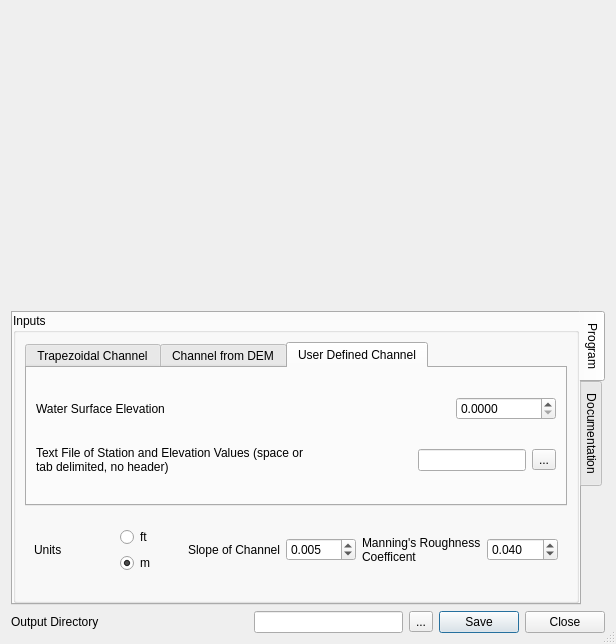
Above: flow_estimator_dialog_base.ui from AlisterH/QGISflowEstimator before the change. Below: the same form after it.
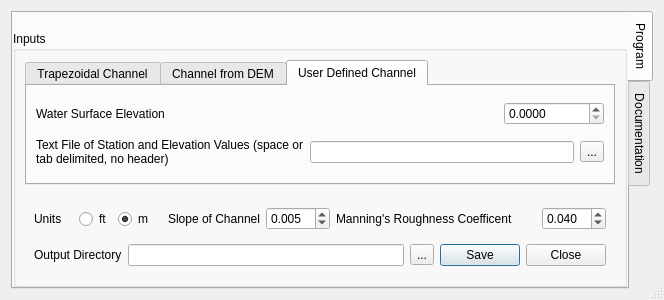
That is the form after the change. The open tabs and pages were chosen to show the change.

The edit to the form file:
```diff
--- a/flow_estimator_dialog_base.ui
+++ b/flow_estimator_dialog_base.ui
@@ -7,7 +7,7 @@
     <x>0</x>
     <y>0</y>
     <width>616</width>
-    <height>644</height>
+    <height>547</height>
    </rect>
   </property>
   <property name="windowTitle">
@@ -18,23 +18,8 @@
   </property>
   <layout class="QVBoxLayout" name="verticalLayout_2">
    <property name="sizeConstraint">
-    <enum>QLayout::SetMinimumSize</enum>
+    <enum>QLayout::SetFixedSize</enum>
    </property>
-   <item>
-    <widget class="QWidget" name="widget_3" native="true">
-     <property name="minimumSize">
-      <size>
-       <width>0</width>
-       <height>304</height>
-      </size>
-     </property>
-     <layout class="QHBoxLayout" name="horizontalLayout_4">
-      <item>
-       <layout class="QVBoxLayout" name="vLayout"/>
-      </item>
-     </layout>
-    </widget>
-   </item>
    <item>
     <widget class="QTabWidget" name="tabWidget_2">
      <property name="tabPosition">
@@ -63,6 +48,25 @@
        <property name="spacing">
         <number>0</number>
        </property>
+       <item row="0" column="0">
+        <layout class="QVBoxLayout" name="vLayout">
+         <item>
+          <widget class="QWidget" name="widget_3" native="true">
+           <property name="minimumSize">
+            <size>
+             <width>0</width>
+             <height>304</height>
+            </size>
+           </property>
+           <layout class="QHBoxLayout" name="horizontalLayout_4">
+            <property name="sizeConstraint">
+             <enum>QLayout::SetFixedSize</enum>
+            </property>
+           </layout>
+          </widget>
+         </item>
+        </layout>
+       </item>
        <item row="1" column="0">
         <widget class="QGroupBox" name="groupBox_2">
          <property name="maximumSize">
@@ -80,7 +84,7 @@
             <property name="minimumSize">
              <size>
               <width>0</width>
-              <height>164</height>
+              <height>0</height>
              </size>
             </property>
             <property name="currentIndex">
@@ -91,16 +95,10 @@
               <string>Trapezoidal Channel</string>
              </attribute>
              <layout class="QGridLayout" name="gridLayout_2">
-              <item row="1" column="4">
-               <widget class="QDoubleSpinBox" name="rightSS">
-                <property name="minimum">
-                 <double>0.010000000000000</double>
-                </property>
-                <property name="singleStep">
-                 <double>0.250000000000000</double>
-                </property>
-                <property name="value">
-                 <double>2.000000000000000</double>
+              <item row="0" column="0">
+               <widget class="QLabel" name="label_3">
+                <property name="text">
+                 <string>Water Depth</string>
                 </property>
                </widget>
               </item>
@@ -117,6 +115,32 @@
                 </property>
                </widget>
               </item>
+              <item row="1" column="3">
+               <widget class="QLabel" name="label_4">
+                <property name="text">
+                 <string>Right Side Slope (width/height ratio)</string>
+                </property>
+                <property name="wordWrap">
+                 <bool>true</bool>
+                </property>
+               </widget>
+              </item>
+              <item row="0" column="1">
+               <widget class="QDoubleSpinBox" name="depth">
+                <property name="decimals">
+                 <number>4</number>
+                </property>
+                <property name="minimum">
+                 <double>0.010000000000000</double>
+                </property>
+                <property name="singleStep">
+                 <double>0.050000000000000</double>
+                </property>
+                <property name="value">
+                 <double>5.000000000000000</double>
+                </property>
+               </widget>
+              </item>
               <item row="0" column="4">
                <widget class="QDoubleSpinBox" name="botWidth">
                 <property name="decimals">
@@ -136,46 +160,6 @@
                 </property>
                </widget>
               </item>
-              <item row="0" column="1">
-               <widget class="QDoubleSpinBox" name="depth">
-                <property name="decimals">
-                 <number>4</number>
-                </property>
-                <property name="minimum">
-                 <double>0.010000000000000</double>
-                </property>
-                <property name="singleStep">
-                 <double>0.050000000000000</double>
-                </property>
-                <property name="value">
-                 <double>5.000000000000000</double>
-                </property>
-               </widget>
-              </item>
-              <item row="0" column="3">
-               <widget class="QLabel" name="label">
-                <property name="text">
-                 <string>Bottom Width</string>
-                </property>
-               </widget>
-              </item>
-              <item row="0" column="0">
-               <widget class="QLabel" name="label_3">
-                <property name="text">
-                 <string>Water Depth</string>
-                </property>
-               </widget>
-              </item>
-              <item row="1" column="3">
-               <widget class="QLabel" name="label_4">
-                <property name="text">
-                 <string>Right Side Slope (width/height ratio)</string>
-                </property>
-                <property name="wordWrap">
-                 <bool>true</bool>
-                </property>
-               </widget>
-              </item>
               <item row="1" column="0">
                <widget class="QLabel" name="label_2">
                 <property name="text">
@@ -186,6 +170,26 @@
                 </property>
                </widget>
               </item>
+              <item row="1" column="4">
+               <widget class="QDoubleSpinBox" name="rightSS">
+                <property name="minimum">
+                 <double>0.010000000000000</double>
+                </property>
+                <property name="singleStep">
+                 <double>0.250000000000000</double>
+                </property>
+                <property name="value">
+                 <double>2.000000000000000</double>
+                </property>
+               </widget>
+              </item>
+              <item row="0" column="3">
+               <widget class="QLabel" name="label">
+                <property name="text">
+                 <string>Bottom Width</string>
+                </property>
+               </widget>
+              </item>
              </layout>
             </widget>
             <widget class="QWidget" name="tabSample">
@@ -207,12 +211,12 @@
                   <property name="decimals">
                    <number>4</number>
                   </property>
-                  <property name="maximum">
-                   <double>999999.000000000000000</double>
-                  </property>
                   <property name="minimum">
                    <double>-999999.000000000000000</double>
                   </property>
+                  <property name="maximum">
+                   <double>999999.000000000000000</double>
+                  </property>
                   <property name="singleStep">
                    <double>0.050000000000000</double>
                   </property>
@@ -226,7 +230,14 @@
                  </widget>
                 </item>
                 <item>
-                 <widget class="QComboBox" name="cbDEM"/>
+                 <widget class="QComboBox" name="cbDEM">
+                  <property name="sizePolicy">
+                   <sizepolicy hsizetype="Preferred" vsizetype="Fixed">
+                    <horstretch>100</horstretch>
+                    <verstretch>0</verstretch>
+                   </sizepolicy>
+                  </property>
+                 </widget>
                 </item>
                </layout>
               </item>
@@ -325,20 +336,14 @@
                  </widget>
                 </item>
                 <item>
-                 <spacer name="horizontalSpacer_2">
-                  <property name="orientation">
-                   <enum>Qt::Horizontal</enum>
+                 <widget class="QLineEdit" name="inputFile">
+                  <property name="sizePolicy">
+                   <sizepolicy hsizetype="Expanding" vsizetype="Fixed">
+                    <horstretch>100</horstretch>
+                    <verstretch>0</verstretch>
+                   </sizepolicy>
                   </property>
-                  <property name="sizeHint" stdset="0">
-                   <size>
-                    <width>40</width>
-                    <height>20</height>
-                   </size>
-                  </property>
-                 </spacer>
-                </item>
-                <item>
-                 <widget class="QLineEdit" name="inputFile"/>
+                 </widget>
                 </item>
                 <item>
                  <widget class="QToolButton" name="btnLoadTXT">
@@ -361,9 +366,134 @@
               <height>14</height>
              </size>
             </property>
-            <layout class="QGridLayout" name="gridLayout_3">
+            <layout class="QGridLayout" name="gridLayout_3" rowstretch="0,0" columnstretch="0,0,0,0,0,0">
+             <item row="1" column="0" colspan="6">
+              <layout class="QHBoxLayout" name="horizontalLayout_5" stretch="0,0,0,0">
+               <property name="sizeConstraint">
+                <enum>QLayout::SetDefaultConstraint</enum>
+               </property>
+               <item>
+                <widget class="QLabel" name="label_12">
+                 <property name="text">
+                  <string>Output Directory</string>
+                 </property>
+                </widget>
+               </item>
+               <item>
+                <widget class="QLineEdit" name="outputDir">
+                 <property name="sizePolicy">
+                  <sizepolicy hsizetype="Expanding" vsizetype="Fixed">
+                   <horstretch>100</horstretch>
+                   <verstretch>0</verstretch>
+                  </sizepolicy>
+                 </property>
+                 <property name="minimumSize">
+                  <size>
+                   <width>0</width>
+                   <height>0</height>
+                  </size>
+                 </property>
+                 <property name="baseSize">
+                  <size>
+                   <width>0</width>
+                   <height>0</height>
+                  </size>
+                 </property>
+                </widget>
+               </item>
+               <item>
+                <widget class="QToolButton" name="btnBrowse">
+                 <property name="text">
+                  <string>...</string>
+                 </property>
+                </widget>
+               </item>
+               <item>
+                <widget class="QDialogButtonBox" name="buttonBox">
+                 <property name="maximumSize">
+                  <size>
+                   <width>16777215</width>
+                   <height>16777215</height>
+                  </size>
+                 </property>
+                 <property name="orientation">
+                  <enum>Qt::Horizontal</enum>
+                 </property>
+                 <property name="standardButtons">
+                  <set>QDialogButtonBox::Close|QDialogButtonBox::Save</set>
+                 </property>
+                </widget>
+               </item>
+              </layout>
+             </item>
+             <item row="0" column="3">
+              <widget class="QDoubleSpinBox" name="slope">
+               <property name="decimals">
+                <number>3</number>
+               </property>
+               <property name="minimum">
+                <double>0.000000000000000</double>
+               </property>
+               <property name="singleStep">
+                <double>0.005000000000000</double>
+               </property>
+               <property name="value">
+                <double>0.005000000000000</double>
+               </property>
+              </widget>
+             </item>
+             <item row="0" column="4">
+              <widget class="QLabel" name="label_6">
+               <property name="sizePolicy">
+                <sizepolicy hsizetype="Expanding" vsizetype="Preferred">
+                 <horstretch>0</horstretch>
+                 <verstretch>0</verstretch>
+                </sizepolicy>
+               </property>
+               <property name="minimumSize">
+                <size>
+                 <width>200</width>
+                 <height>0</height>
+                </size>
+               </property>
+               <property name="text">
+                <string>Manning's Roughness Coefficent</string>
+               </property>
+               <property name="wordWrap">
+                <bool>true</bool>
+               </property>
+               <property name="indent">
+                <number>-1</number>
+               </property>
+              </widget>
+             </item>
+             <item row="0" column="5">
+              <widget class="QDoubleSpinBox" name="n">
+               <property name="decimals">
+                <number>3</number>
+               </property>
+               <property name="minimum">
+                <double>0.001000000000000</double>
+               </property>
+               <property name="singleStep">
+                <double>0.005000000000000</double>
+               </property>
+               <property name="value">
+                <double>0.040000000000000</double>
+               </property>
+              </widget>
+             </item>
              <item row="0" column="0">
               <widget class="QLabel" name="label_10">
+               <property name="enabled">
+                <bool>true</bool>
+               </property>
+               <property name="sizePolicy">
+                <sizepolicy hsizetype="Expanding" vsizetype="Preferred">
+                 <horstretch>0</horstretch>
+                 <verstretch>0</verstretch>
+                </sizepolicy>
+               </property>
                <property name="text">
                 <string>Units</string>
                </property>
@@ -385,7 +515,7 @@
                   </property>
                  </widget>
                 </item>
-                <item row="1" column="0">
+                <item row="0" column="1">
                  <widget class="QRadioButton" name="m">
                   <property name="text">
                    <string>m</string>
@@ -398,48 +528,6 @@
                </layout>
               </widget>
              </item>
-             <item row="0" column="4">
-              <widget class="QLabel" name="label_6">
-               <property name="text">
-                <string>Manning's Roughness Coefficent</string>
-               </property>
-               <property name="wordWrap">
-                <bool>true</bool>
-               </property>
-              </widget>
-             </item>
-             <item row="0" column="5">
-              <widget class="QDoubleSpinBox" name="n">
-               <property name="decimals">
-                <number>3</number>
-               </property>
-               <property name="minimum">
-                <double>0.001000000000000</double>
-               </property>
-               <property name="singleStep">
-                <double>0.005000000000000</double>
-               </property>
-               <property name="value">
-                <double>0.040000000000000</double>
-               </property>
-              </widget>
-             </item>
-             <item row="0" column="3">
-              <widget class="QDoubleSpinBox" name="slope">
-               <property name="decimals">
-                <number>3</number>
-               </property>
-               <property name="minimum">
-                <double>0.000000000000000</double>
-               </property>
-               <property name="singleStep">
-                <double>0.005000000000000</double>
-               </property>
-               <property name="value">
-                <double>0.005000000000000</double>
-               </property>
-              </widget>
-             </item>
              <item row="0" column="2">
               <widget class="QLabel" name="label_5">
                <property name="minimumSize">
@@ -471,6 +559,9 @@
       <layout class="QVBoxLayout" name="verticalLayout_4">
        <item>
         <widget class="QTextBrowser" name="textBrowser">
+         <property name="autoFormatting">
+          <set>QTextEdit::AutoNone</set>
+         </property>
          <property name="html">
           <string>&lt;!DOCTYPE HTML PUBLIC &quot;-//W3C//DTD HTML 4.0//EN&quot; &quot;http://www.w3.org/TR/REC-html40/strict.dtd&quot;&gt;
 &lt;html&gt;&lt;head&gt;&lt;meta name=&quot;qrichtext&quot; content=&quot;1&quot; /&gt;&lt;style type=&quot;text/css&quot;&gt;
@@ -482,13 +573,13 @@
 &lt;p style=&quot;-qt-paragraph-type:empty; margin-top:0px; margin-bottom:0px; margin-left:0px; margin-right:0px; -qt-block-indent:0; text-indent:0px; font-family:'.Helvetica Neue DeskInterface'; font-size:13pt; font-weight:600;&quot;&gt;&lt;br /&gt;&lt;/p&gt;
 &lt;p style=&quot; margin-top:0px; margin-bottom:0px; margin-left:0px; margin-right:0px; -qt-block-indent:0; text-indent:0px;&quot;&gt;&lt;span style=&quot; font-family:'.Helvetica Neue DeskInterface'; font-size:13pt;&quot;&gt;This plugin calculates flow and velocity using the Manning equation for uniform, steady flow.  &lt;/span&gt;&lt;span style=&quot; font-family:'.Helvetica Neue DeskInterface'; font-size:13pt; font-weight:600;&quot;&gt;If you've never heard of the Manning equation or taken a course in open channel hydraulics you won't understand what this tool is doing&lt;/span&gt;&lt;span style=&quot; font-family:'.Helvetica Neue DeskInterface'; font-size:13pt;&quot;&gt;.&lt;/span&gt;&lt;/p&gt;
 &lt;p style=&quot;-qt-paragraph-type:empty; margin-top:0px; margin-bottom:0px; margin-left:0px; margin-right:0px; -qt-block-indent:0; text-indent:0px; font-family:'.Helvetica Neue DeskInterface'; font-size:13pt;&quot;&gt;&lt;br /&gt;&lt;/p&gt;
-&lt;p style=&quot; margin-top:0px; margin-bottom:0px; margin-left:0px; margin-right:0px; -qt-block-indent:0; text-indent:0px;&quot;&gt;&lt;span style=&quot; font-family:'.Helvetica Neue DeskInterface'; font-size:13pt;&quot;&gt;If you are familar with open channel hydraulics and want a quick refresher check out this information from the Univeristy of Delaware:&lt;/span&gt;&lt;/p&gt;
+&lt;p style=&quot; margin-top:0px; margin-bottom:0px; margin-left:0px; margin-right:0px; -qt-block-indent:0; text-indent:0px;&quot;&gt;&lt;span style=&quot; font-family:'.Helvetica Neue DeskInterface'; font-size:13pt;&quot;&gt;If you are familar with open channel hydraulics and want a quick refresher check out this information from the University of Delaware:&lt;/span&gt;&lt;/p&gt;
 &lt;p style=&quot;-qt-paragraph-type:empty; margin-top:0px; margin-bottom:0px; margin-left:0px; margin-right:0px; -qt-block-indent:0; text-indent:0px; font-family:'.Helvetica Neue DeskInterface'; font-size:13pt;&quot;&gt;&lt;br /&gt;&lt;/p&gt;
-&lt;p style=&quot; margin-top:0px; margin-bottom:0px; margin-left:0px; margin-right:0px; -qt-block-indent:0; text-indent:0px;&quot;&gt;&lt;span style=&quot; font-family:'.Helvetica Neue DeskInterface'; font-size:13pt;&quot;&gt;http://udel.edu/~inamdar/EGTE215/Open_channel.pdf&lt;/span&gt;&lt;/p&gt;
+&lt;p style=&quot; margin-top:0px; margin-bottom:0px; margin-left:0px; margin-right:0px; -qt-block-indent:0; text-indent:0px;&quot;&gt;&lt;a href=&quot;http://web.archive.org/web/20160305025907/udel.edu/~inamdar/EGTE215/Open_channel.pdf&quot;&gt;&lt;span style=&quot; font-size:8pt; text-decoration: underline; color:#0000ff;&quot;&gt;http://web.archive.org/web/20160305025907/udel.edu/~inamdar/EGTE215/Open_channel.pdf&lt;/span&gt;&lt;/a&gt;&lt;/p&gt;
 &lt;p style=&quot;-qt-paragraph-type:empty; margin-top:0px; margin-bottom:0px; margin-left:0px; margin-right:0px; -qt-block-indent:0; text-indent:0px; font-family:'.Helvetica Neue DeskInterface'; font-size:13pt;&quot;&gt;&lt;br /&gt;&lt;/p&gt;
 &lt;p style=&quot; margin-top:0px; margin-bottom:0px; margin-left:0px; margin-right:0px; -qt-block-indent:0; text-indent:0px;&quot;&gt;&lt;span style=&quot; font-family:'.Helvetica Neue DeskInterface'; font-size:13pt;&quot;&gt;A great reference for Mannings n values can be found from the USGS here:&lt;/span&gt;&lt;/p&gt;
 &lt;p style=&quot;-qt-paragraph-type:empty; margin-top:0px; margin-bottom:0px; margin-left:0px; margin-right:0px; -qt-block-indent:0; text-indent:0px; font-family:'.Helvetica Neue DeskInterface'; font-size:13pt;&quot;&gt;&lt;br /&gt;&lt;/p&gt;
-&lt;p style=&quot; margin-top:0px; margin-bottom:0px; margin-left:0px; margin-right:0px; -qt-block-indent:0; text-indent:0px;&quot;&gt;&lt;span style=&quot; font-family:'.Helvetica Neue DeskInterface'; font-size:13pt;&quot;&gt;http://pubs.usgs.gov/wsp/2339/report.pdf&lt;/span&gt;&lt;/p&gt;
+&lt;p style=&quot; margin-top:0px; margin-bottom:0px; margin-left:0px; margin-right:0px; -qt-block-indent:0; text-indent:0px;&quot;&gt;&lt;a href=&quot;http://pubs.usgs.gov/wsp/2339/report.pdf&quot;&gt;&lt;span style=&quot; font-size:8pt; text-decoration: underline; color:#0000ff;&quot;&gt;http://pubs.usgs.gov/wsp/2339/report.pdf&lt;/span&gt;&lt;/a&gt;&lt;/p&gt;
 &lt;p style=&quot;-qt-paragraph-type:empty; margin-top:0px; margin-bottom:0px; margin-left:0px; margin-right:0px; -qt-block-indent:0; text-indent:0px; font-family:'.Helvetica Neue DeskInterface'; font-size:13pt;&quot;&gt;&lt;br /&gt;&lt;/p&gt;
 &lt;p style=&quot; margin-top:0px; margin-bottom:0px; margin-left:0px; margin-right:0px; -qt-block-indent:0; text-indent:0px;&quot;&gt;&lt;span style=&quot; font-family:'.Helvetica Neue DeskInterface'; font-size:13pt; font-weight:600;&quot;&gt;User Defined Cross Section&lt;/span&gt;&lt;/p&gt;
 &lt;p style=&quot;-qt-paragraph-type:empty; margin-top:0px; margin-bottom:0px; margin-left:0px; margin-right:0px; -qt-block-indent:0; text-indent:0px; font-family:'.Helvetica Neue DeskInterface'; font-size:13pt;&quot;&gt;&lt;br /&gt;&lt;/p&gt;
@@ -504,62 +595,15 @@
 &lt;p style=&quot;-qt-paragraph-type:empty; margin-top:0px; margin-bottom:0px; margin-left:0px; margin-right:0px; -qt-block-indent:0; text-indent:0px; font-family:'.Helvetica Neue DeskInterface'; font-size:13pt;&quot;&gt;&lt;br /&gt;&lt;/p&gt;
 &lt;p style=&quot;-qt-paragraph-type:empty; margin-top:0px; margin-bottom:0px; margin-left:0px; margin-right:0px; -qt-block-indent:0; text-indent:0px; font-family:'.Helvetica Neue DeskInterface'; font-size:18pt; font-weight:600;&quot;&gt;&lt;br /&gt;&lt;/p&gt;&lt;/body&gt;&lt;/html&gt;</string>
          </property>
+         <property name="openExternalLinks">
+          <bool>true</bool>
+         </property>
         </widget>
        </item>
       </layout>
      </widget>
     </widget>
    </item>
-   <item>
-    <layout class="QHBoxLayout" name="horizontalLayout_5">
-     <item>
-      <widget class="QLabel" name="label_12">
-       <property name="text">
-        <string>Output Directory</string>
-       </property>
-      </widget>
-     </item>
-     <item>
-      <spacer name="horizontalSpacer">
-       <property name="orientation">
-        <enum>Qt::Horizontal</enum>
-       </property>
-       <property name="sizeHint" stdset="0">
-        <size>
-         <width>40</width>
-         <height>20</height>
-        </size>
-       </property>
-      </spacer>
-     </item>
-     <item>
-      <widget class="QLineEdit" name="outputDir"/>
-     </item>
-     <item>
-      <widget class="QToolButton" name="btnBrowse">
-       <property name="text">
-        <string>...</string>
-       </property>
-      </widget>
-     </item>
-     <item>
-      <widget class="QDialogButtonBox" name="buttonBox">
-       <property name="maximumSize">
-        <size>
-         <width>16777215</width>
-         <height>16777215</height>
-        </size>
-       </property>
-       <property name="orientation">
-        <enum>Qt::Horizontal</enum>
-       </property>
-       <property name="standardButtons">
-        <set>QDialogButtonBox::Close|QDialogButtonBox::Save</set>
-       </property>
-      </widget>
-     </item>
-    </layout>
-   </item>
   </layout>
  </widget>
  <tabstops>
```
Left out of the diff: 10 changed lines with no effect on the pictures.
